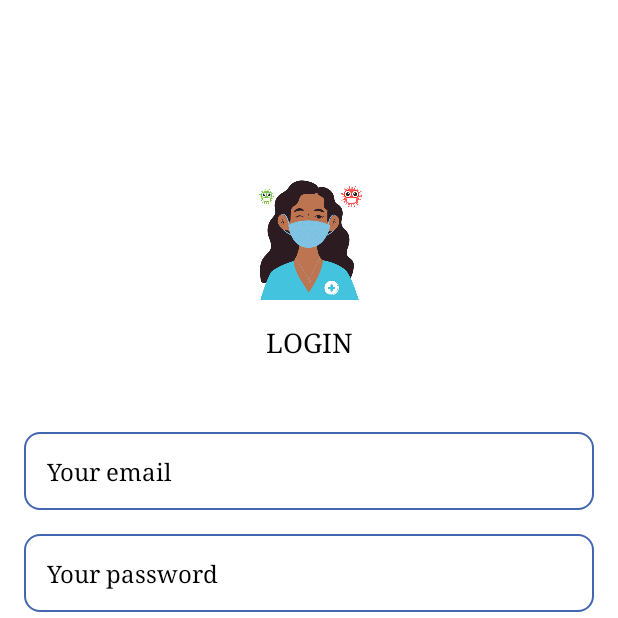
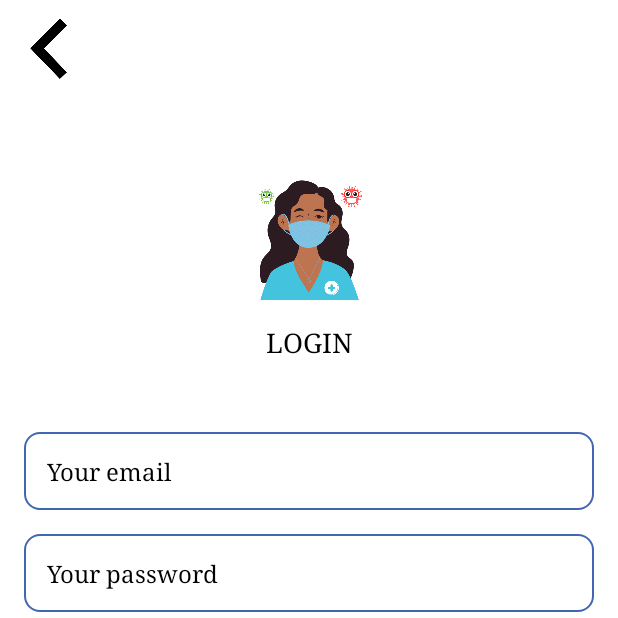
Before and after one commit to ak307/Med_Express, an Android app: the LogInActivity screen opened directly, with no data from a screen before it, on a phone screen of 412 x 824 dp, the top half of it. Run offline under Robolectric (Android 15) with nearby library versions, the light colour scheme and no system bars; our stand-ins replace Firebase (no records; nobody signed in at launch, a user with empty details on screens opened directly).

Commit message:
add a return btn in login page

```diff
--- a/app/src/main/java/com/group/medexpress/LogInActivity.java
+++ b/app/src/main/java/com/group/medexpress/LogInActivity.java
@@ -9,6 +9,7 @@ import android.text.TextUtils;
 import android.view.View;
 import android.widget.Button;
 import android.widget.EditText;
+import android.widget.ImageButton;
 import android.widget.ProgressBar;
 import android.widget.TextView;
 
@@ -25,6 +26,7 @@ public class LogInActivity extends AppCompatActivity {
     private TextView registerNowBtn;
     private ProgressBar progressBar;
     private TextView errorText;
+    private ImageButton backBtn;
     private FirebaseAuth auth;
 
     @Override
@@ -39,11 +41,13 @@ public class LogInActivity extends AppCompatActivity {
         progressBar = (ProgressBar) findViewById(R.id.registerPageProgerssBar);
         errorText = (TextView)  findViewById(R.id.loginErrorText);
 
+        backBtn = (ImageButton) findViewById(R.id.backBtn);
 
         auth = FirebaseAuth.getInstance();
 
         setLoginBtn();
         setRegisterNowBtn();
+        setBackBtn();
 
 
     }
@@ -124,4 +128,14 @@ public class LogInActivity extends AppCompatActivity {
         startActivity(intent);
         finish();
     }
+
+    private void setBackBtn(){
+        backBtn.setOnClickListener(new View.OnClickListener() {
+            @Override
+            public void onClick(View v) {
+                sendToMainActivity();
+            }
+        });
+    }
+
 }
--- a/app/src/main/res/layout/activity_log_in.xml
+++ b/app/src/main/res/layout/activity_log_in.xml
@@ -17,8 +17,8 @@
         android:layout_marginEnd="16dp"
         android:paddingStart="8dp"
         android:text="error"
+        android:textColor="@color/red"
         android:visibility="invisible"
-        android:textColor="@color/red"
         app:layout_constraintEnd_toEndOf="parent"
         app:layout_constraintStart_toStartOf="parent"
         app:layout_constraintTop_toBottomOf="@+id/loginBtn" />
@@ -59,6 +59,7 @@
         android:layout_marginStart="16dp"
         android:layout_marginTop="48dp"
         android:layout_marginEnd="16dp"
+        android:background="@drawable/round_border"
         android:fontFamily="serif"
         android:hint="Your email"
         android:padding="15dp"
@@ -67,8 +68,7 @@
         android:textSize="16sp"
         app:layout_constraintEnd_toEndOf="parent"
         app:layout_constraintStart_toStartOf="parent"
-        app:layout_constraintTop_toBottomOf="@+id/textView6"
-        android:background="@drawable/round_border"/>
+        app:layout_constraintTop_toBottomOf="@+id/textView6" />
 
     <EditText
         android:id="@+id/passwordEditText"
@@ -77,14 +77,14 @@
         android:layout_marginStart="16dp"
         android:layout_marginTop="16dp"
         android:layout_marginEnd="16dp"
+        android:background="@drawable/round_border"
         android:fontFamily="serif"
         android:hint="Your password"
         android:inputType="numberPassword"
+        android:padding="15dp"
         android:textColor="@color/black"
         android:textColorHint="@color/black"
         android:textSize="16sp"
-        android:padding="15dp"
-        android:background="@drawable/round_border"
         app:layout_constraintEnd_toEndOf="parent"
         app:layout_constraintHorizontal_bias="1.0"
         app:layout_constraintStart_toStartOf="parent"
@@ -98,11 +98,11 @@
         android:layout_marginStart="100dp"
         android:layout_marginTop="16dp"
         android:layout_marginEnd="100dp"
+        android:background="@drawable/round_border"
         android:paddingStart="8sp"
         android:paddingEnd="15sp"
         android:text="LOGIN"
         android:textColor="@color/black"
-        android:background="@drawable/round_border"
         app:layout_constraintEnd_toEndOf="parent"
         app:layout_constraintStart_toStartOf="parent"
         app:layout_constraintTop_toBottomOf="@+id/passwordEditText" />
@@ -141,17 +141,26 @@
 
     </LinearLayout>
 
+    <ImageButton
+        android:id="@+id/backBtn"
+        android:layout_width="50dp"
+        android:layout_height="50dp"
+        android:layout_marginStart="8dp"
+        android:layout_marginTop="8dp"
+        android:background="@drawable/back"
+        app:layout_constraintStart_toStartOf="parent"
+        app:layout_constraintTop_toTopOf="parent" />
+
     <ProgressBar
         android:id="@+id/registerPageProgerssBar"
         android:layout_width="wrap_content"
         android:layout_height="wrap_content"
         android:elevation="10dp"
+        android:visibility="invisible"
         app:layout_constraintBottom_toBottomOf="parent"
         app:layout_constraintEnd_toEndOf="parent"
         app:layout_constraintStart_toStartOf="parent"
-        app:layout_constraintTop_toTopOf="parent"
-        android:visibility="invisible"/>
-
+        app:layout_constraintTop_toTopOf="parent" />
 
 
 </androidx.constraintlayout.widget.ConstraintLayout>
```
